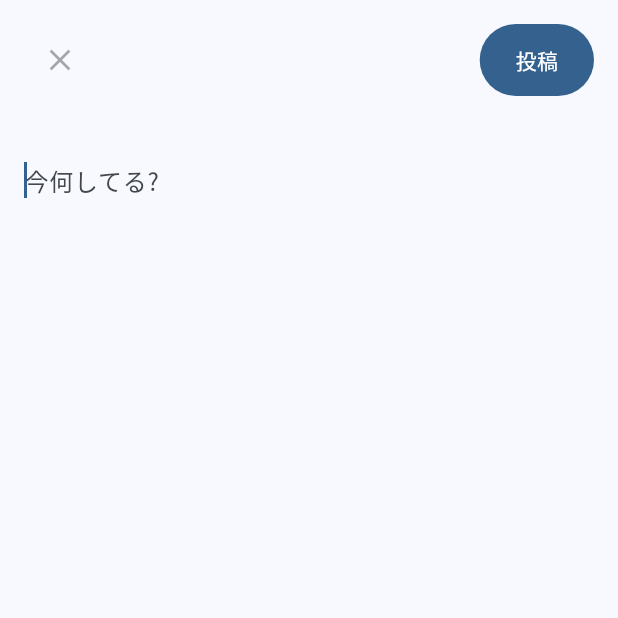
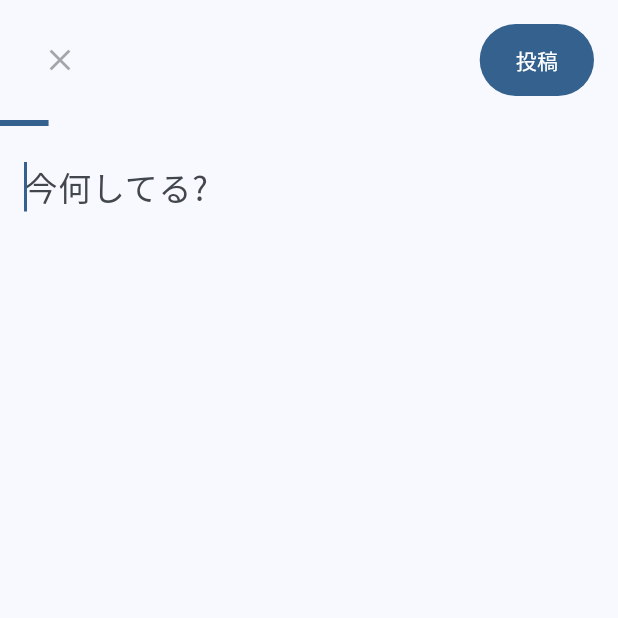
Before and after one commit to blackbracken/birds-flutter, a Flutter app: the screen it shows after launch, on a phone screen of 412 x 824 dp, the top half of it. Run offline on Flutter 3.47's test engine with Material 3 defaults, Android fonts, the phone set to English and light mode, and no system bars; our stand-ins replace firebase_auth, firebase_core, flutter_hooks, flutter_riverpod, freezed_annotation, go_router and 1 more; accounts and stored records are empty; generated files the repository leaves out were written again; project files that could hold a hidden picture were left out.

Commit message:
design post screen with chars counter

```diff
--- a/lib/features/post/post_screen.dart
+++ b/lib/features/post/post_screen.dart
@@ -1,3 +1,4 @@
+import 'package:flutter/cupertino.dart';
 import 'package:flutter/material.dart';
 import 'package:flutter_birds/components/birds_outlined_button_widget.dart';
 import 'package:flutter_birds/hooks/use_theme.dart';
@@ -6,17 +7,19 @@ import 'package:hooks_riverpod/hooks_riverpod.dart';
 class PostScreen extends HookConsumerWidget {
   const PostScreen({super.key});
 
+  static const int _textLimit = 140;
+
   @override
   Widget build(BuildContext context, WidgetRef ref) {
     final theme = useTheme();
 
-    return const Scaffold(
+    return Scaffold(
         body: SafeArea(
-            child: Padding(
+            child: Column(children: [
+      const SizedBox(height: 16),
+      const Padding(
           padding: EdgeInsets.only(left: 16, right: 16),
-                child: Column(children: [
-                  SizedBox(height: 16),
-                  Row(
+          child: Row(
             mainAxisAlignment: MainAxisAlignment.center,
             children: [
               IconButton(
@@ -29,11 +32,22 @@ class PostScreen extends HookConsumerWidget {
                 color: BirdsRoundedButtonColor.primary,
               )
             ],
-                  ),
-                  SizedBox(height: 16),
-                  // show limit counter
-                  SizedBox(height: 16),
-                  TextField(
+          )),
+      const SizedBox(height: 16),
+      SizedBox(
+          height: 4,
+          child: Align(
+              alignment: Alignment.centerLeft,
+              child: AnimatedFractionallySizedBox(
+                  widthFactor: 11.0 / _textLimit,
+                  duration: const Duration(milliseconds: 300),
+                  child: Container(
+                    color: theme.colorScheme.primary,
+                  )))),
+      const SizedBox(height: 16),
+      const Padding(
+          padding: EdgeInsets.only(left: 16, right: 16),
+          child: TextField(
             autofocus: true,
             keyboardType: TextInputType.multiline,
             maxLines: null,
@@ -41,7 +55,10 @@ class PostScreen extends HookConsumerWidget {
               hintText: '今何してる?',
               border: InputBorder.none,
             ),
+            style: TextStyle(
+              fontSize: 22,
             ),
-                ]))));
+          )),
+    ])));
   }
 }
```
Lines whose indentation alone changed are shown as unchanged.
